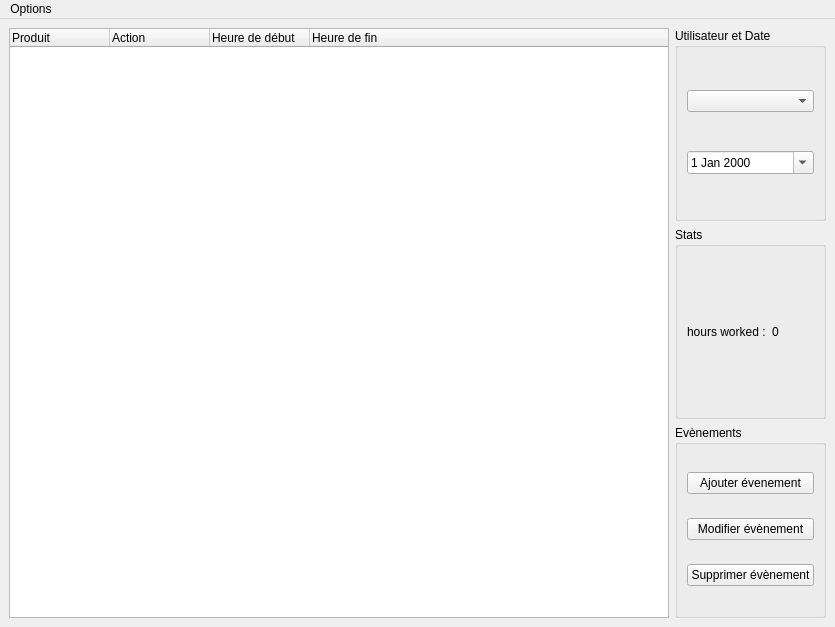
First picture: the form in workview.ui, repository Karvyz/WorkView, before the edit.
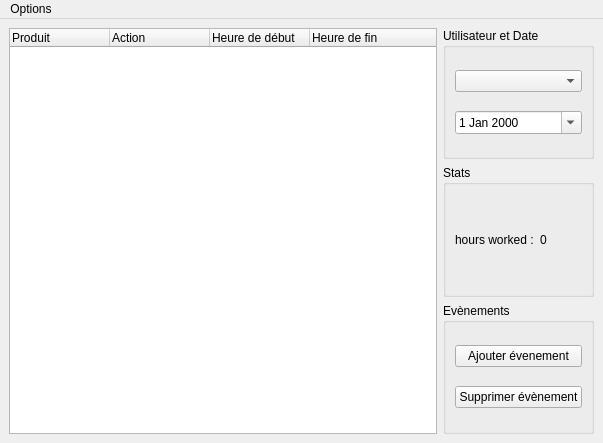
Second picture: the form after the edit.

```diff
--- a/workview.ui
+++ b/workview.ui
@@ -6,8 +6,8 @@
    <rect>
     <x>0</x>
     <y>0</y>
-    <width>835</width>
-    <height>627</height>
+    <width>603</width>
+    <height>443</height>
    </rect>
   </property>
   <property name="sizePolicy">
@@ -122,14 +122,7 @@
           </widget>
          </item>
          <item>
-          <widget class="QPushButton" name="pushButton_3">
-           <property name="text">
-            <string>Modifier évènement</string>
-           </property>
-          </widget>
-         </item>
-         <item>
-          <widget class="QPushButton" name="pushButton_2">
+          <widget class="QPushButton" name="removeEventButton">
            <property name="text">
             <string>Supprimer évènement</string>
            </property>
@@ -147,7 +140,7 @@
     <rect>
      <x>0</x>
      <y>0</y>
-     <width>835</width>
+     <width>603</width>
      <height>21</height>
     </rect>
    </property>
```
Left out of the diff: 2 changed lines with no effect on the pictures.
